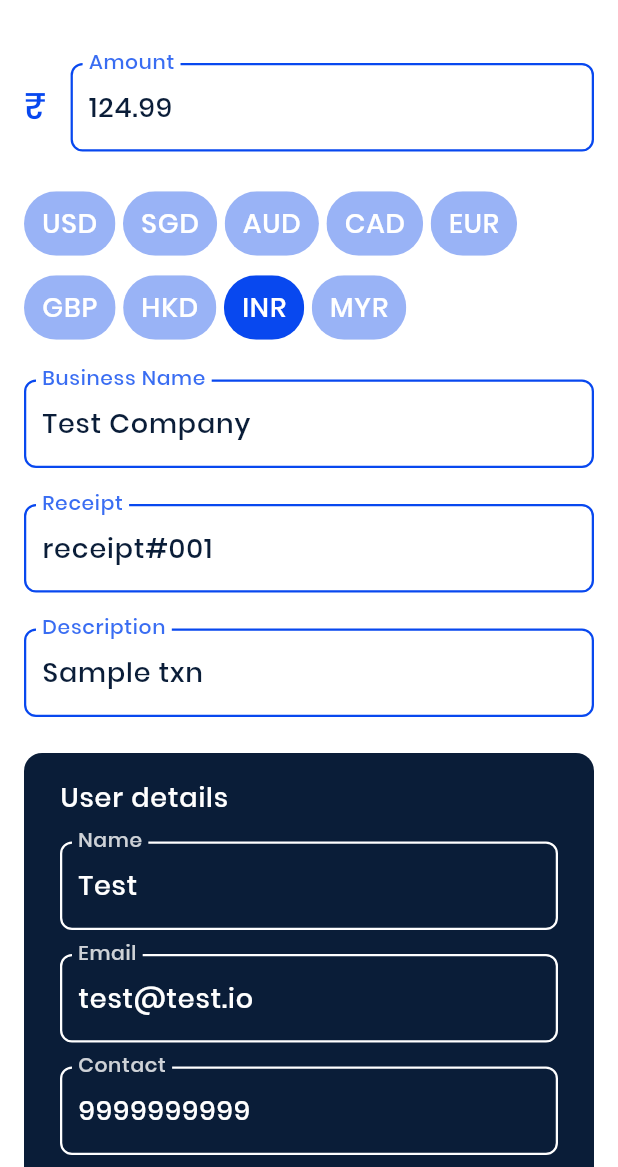
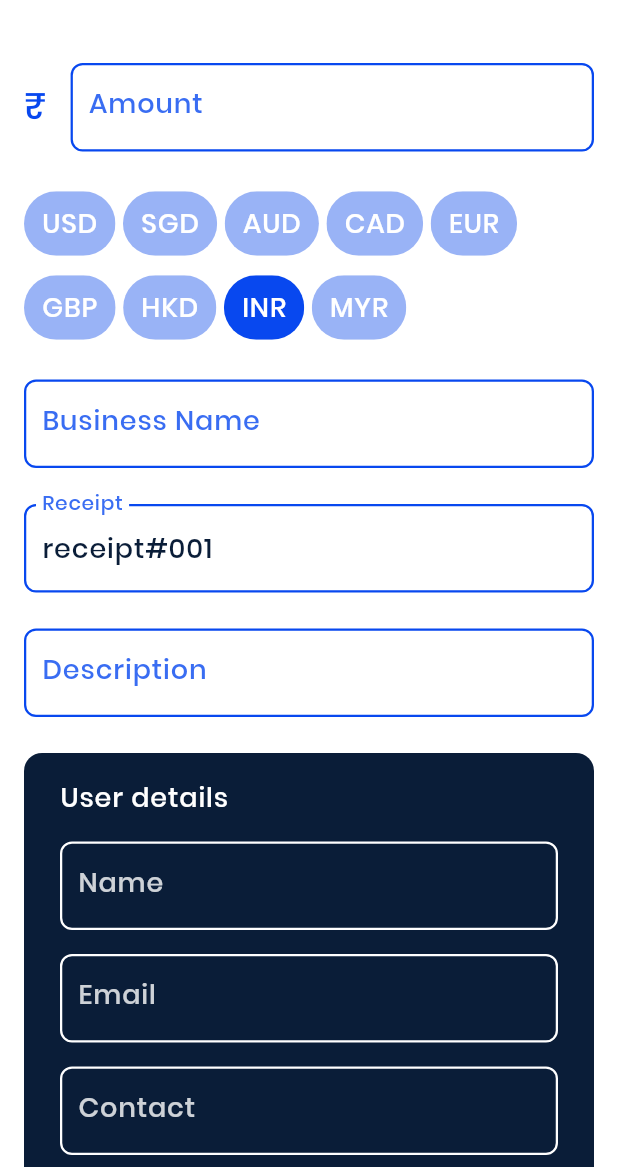
Before and after one commit to sbis04/razorpay_demo, a Flutter app: the screen it shows after launch, on a phone screen of 412 x 824 dp, the part 69-1236 px from its top. Run offline on Flutter 3.47's test engine with Material 2 defaults, Android fonts, the phone set to English and light mode, and no system bars; our stand-ins replace cloud_functions, firebase_core, js; missing offline and left inert: razorpay_flutter; accounts and stored records are empty.

Commit message:
Small updates

```diff
--- a/lib/home_page.dart
+++ b/lib/home_page.dart
@@ -62,8 +62,7 @@ class _HomePageState extends State<HomePage> {
     );
   }
 
-  Future<void> _onTapCheckoutButton() async {
-    if (_formKey.currentState!.validate()) {
+  Future<void> _onTapCheckout() async {
     setState(() => _paymentStatus = PaymentStatus.processing);
     await showModalBottomSheet(
       context: context,
@@ -90,21 +89,18 @@ class _HomePageState extends State<HomePage> {
       },
     );
     setState(() => _paymentStatus = PaymentStatus.idle);
-    } else {
-      _showErrorBar(timeoutSeconds: 4);
-    }
   }
 
   @override
   void initState() {
     _paymentStatus = PaymentStatus.idle;
-    _amountController = TextEditingController(text: '124.99');
-    _businessNameController = TextEditingController(text: 'Test Company');
+    _amountController = TextEditingController();
+    _businessNameController = TextEditingController();
     _receiptController = TextEditingController(text: 'receipt#001');
-    _descriptionController = TextEditingController(text: 'Sample txn');
-    _userNameController = TextEditingController(text: 'Test');
-    _userEmailController = TextEditingController(text: 'test@test.io');
-    _userContactController = TextEditingController(text: '9999999999');
+    _descriptionController = TextEditingController();
+    _userNameController = TextEditingController();
+    _userEmailController = TextEditingController();
+    _userContactController = TextEditingController();
     super.initState();
   }
 
@@ -337,7 +333,13 @@ class _HomePageState extends State<HomePage> {
                             borderRadius: BorderRadius.circular(8),
                           ),
                         ),
-                        onPressed: () async => _onTapCheckoutButton,
+                        onPressed: () {
+                          if (_formKey.currentState!.validate()) {
+                            _onTapCheckout();
+                          } else {
+                            _showErrorBar(timeoutSeconds: 4);
+                          }
+                        },
                         child: const Padding(
                           padding: EdgeInsets.all(14.0),
                           child: Text(
--- a/lib/main.dart
+++ b/lib/main.dart
@@ -16,7 +16,7 @@ class MyApp extends StatelessWidget {
   @override
   Widget build(BuildContext context) {
     return MaterialApp(
-      title: 'Flutter Razorpay App',
+      title: 'Flutter Razorpay Demo',
       debugShowCheckedModeBanner: false,
       theme: ThemeData(
         primarySwatch: Colors.blue,
```
Lines whose indentation alone changed are shown as unchanged.
